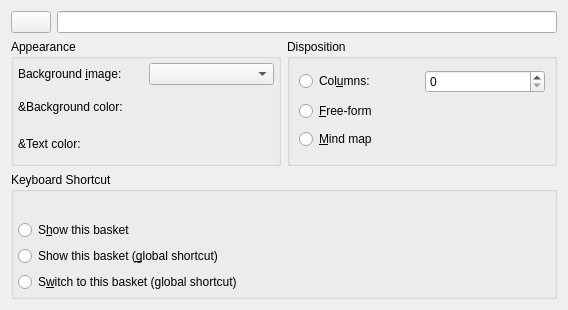
Above: src/basketproperties.ui from KDE/basket before the change. Below: the same form after it.
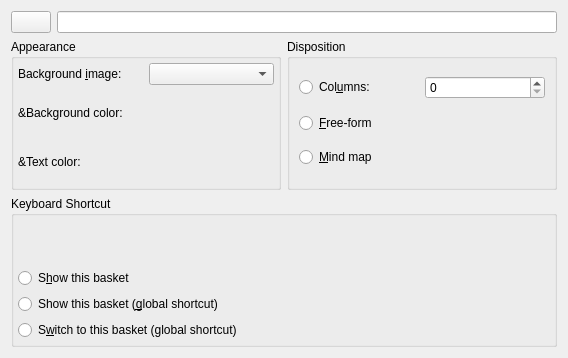
That is the form after the change. Custom widgets are drawn as their Qt base class.

```diff
--- a/src/basketproperties.ui
+++ b/src/basketproperties.ui
@@ -7,7 +7,7 @@
     <x>0</x>
     <y>0</y>
     <width>568</width>
-    <height>310</height>
+    <height>358</height>
    </rect>
   </property>
   <layout class="QGridLayout" name="gridLayout_2">
```
Left out of the diff: 25 changed lines with no effect on the pictures.
